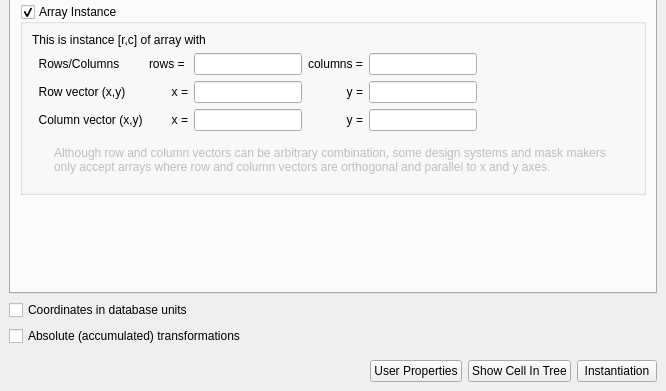
Qt form src/edt/edt/InstPropertiesPage.ui (KLayout/klayout) before a commit; both pictures show x 0 to 666 and y 258 to 649 of the 666 by 649 pixel window.
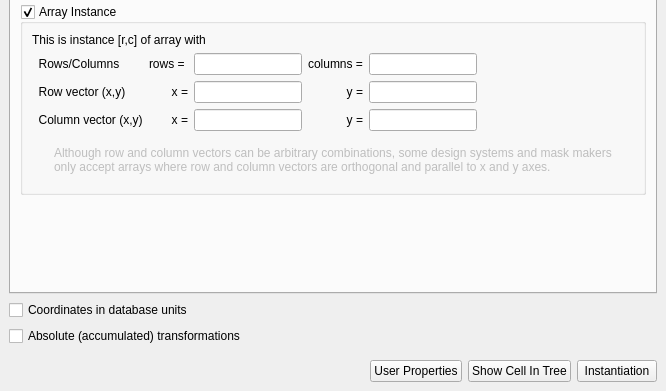
The same form after that commit. Icons and pictures are not drawn. Custom widgets are drawn as their Qt base class.

Diff of the .ui file:
```diff
--- a/src/edt/edt/InstPropertiesPage.ui
+++ b/src/edt/edt/InstPropertiesPage.ui
@@ -741,7 +741,7 @@
              <item>
               <widget class="QLabel" name="label_13">
                <property name="text">
-                <string>Although row and column vectors can be arbitrary combination, some design systems and mask makers only accept arrays where row and column vectors are orthogonal and parallel to x and y axes.</string>
+                <string>Although row and column vectors can be arbitrary combinations, some design systems and mask makers only accept arrays where row and column vectors are orthogonal and parallel to x and y axes.</string>
                </property>
                <property name="wordWrap">
                 <bool>true</bool>
```
